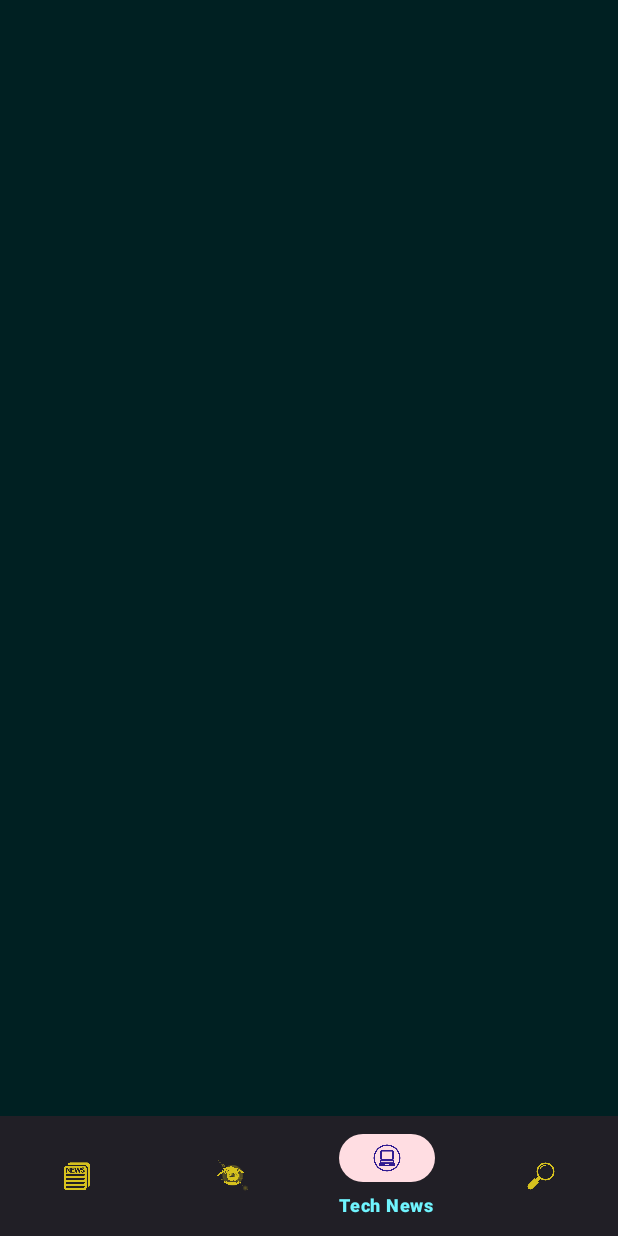
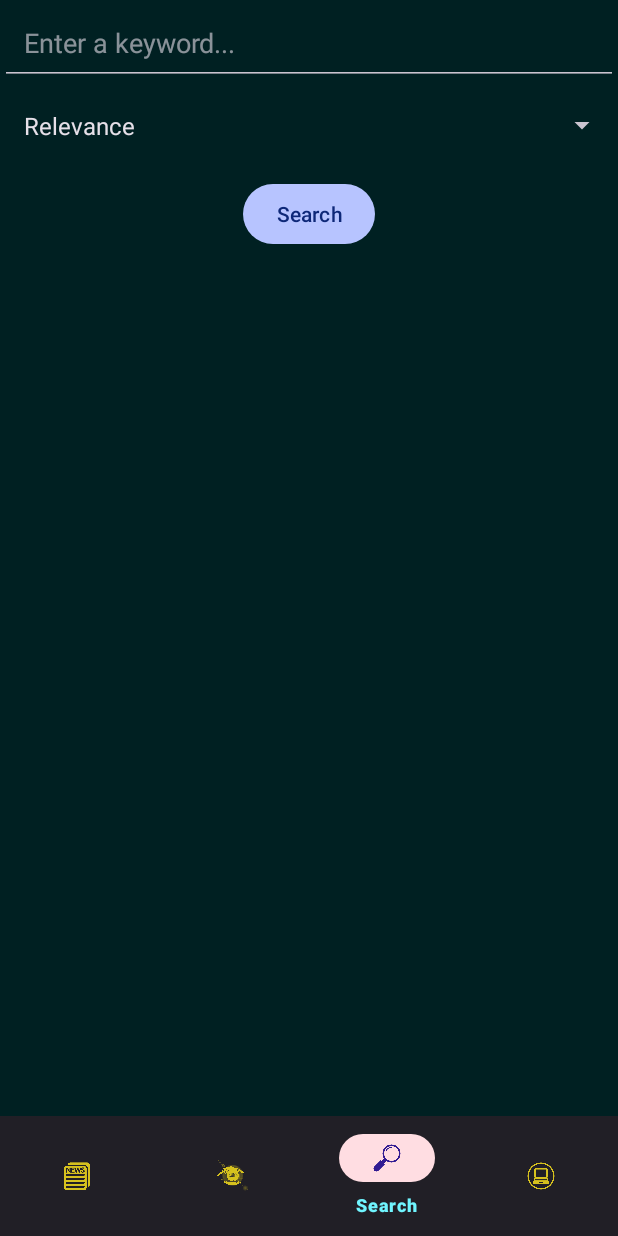
Before and after one commit to AceAkki/News-API-App, an Android app: the screen it shows after launch (MainActivity), item 3 of the bottom bar chosen, on a phone screen of 412 x 824 dp. Run offline under Robolectric (Android 15) with nearby library versions, the phone set to English and light mode, and no system bars; our stand-ins replace Picasso, navigation-ui; pictures from the network do not load.

Commit message:
Add files via upload

```diff
--- a/app/src/main/res/menu/bottom_nav_menu.xml
+++ b/app/src/main/res/menu/bottom_nav_menu.xml
@@ -14,16 +14,15 @@
         android:titleCondensed="Category News" />
 
     <item
-        android:id="@+id/navigation_tech"
-        android:title="Tech News"
-        android:icon="@drawable/tech"
-        android:titleCondensed="Tech News" />
-
-
-
-    <item
         android:id="@+id/navigation_search"
         android:title="Search"
         android:icon="@drawable/search"
         android:titleCondensed="Search" />
+
+    <item
+        android:id="@+id/navigation_tech"
+        android:title="AI News"
+        android:icon="@drawable/tech"
+        android:titleCondensed="Tech News" />
+
 </menu>
```
